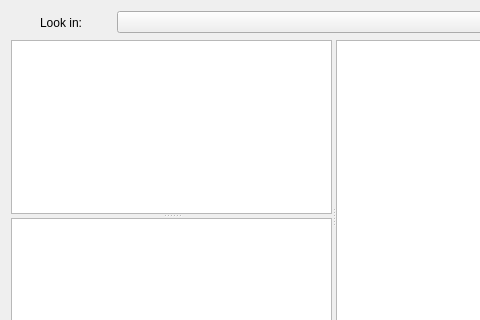
Before: the Qt Designer form Qt/Core/Resources/UI/pqFileDialog.ui in Kitware/ParaView, drawn with Qt 5; both pictures show x 0 to 480 and y 0 to 320 of the 683 by 402 pixel window.
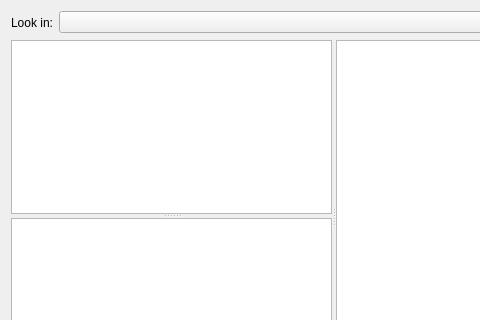
After: the same form once the commit is applied. Custom widgets are drawn as their Qt base class.

Commit message:
cleanup pqFileDialog layout.
The "Look In" label placement rules were funky. Cleaning those up.

The edit to the form file:
```diff
--- a/Qt/Core/Resources/UI/pqFileDialog.ui
+++ b/Qt/Core/Resources/UI/pqFileDialog.ui
@@ -33,30 +33,9 @@
      </property>
      <item>
       <widget class="QLabel" name="label_3">
-       <property name="sizePolicy">
-        <sizepolicy hsizetype="Fixed" vsizetype="Preferred">
-         <horstretch>0</horstretch>
-         <verstretch>0</verstretch>
-        </sizepolicy>
-       </property>
-       <property name="minimumSize">
-        <size>
-         <width>100</width>
-         <height>0</height>
-        </size>
-       </property>
-       <property name="maximumSize">
-        <size>
-         <width>100</width>
-         <height>16777215</height>
-        </size>
-       </property>
        <property name="text">
         <string>Look in:</string>
        </property>
-       <property name="alignment">
-        <set>Qt::AlignCenter</set>
-       </property>
       </widget>
      </item>
      <item>
```
Left out of the diff: 2 changed lines with no effect on the pictures.
